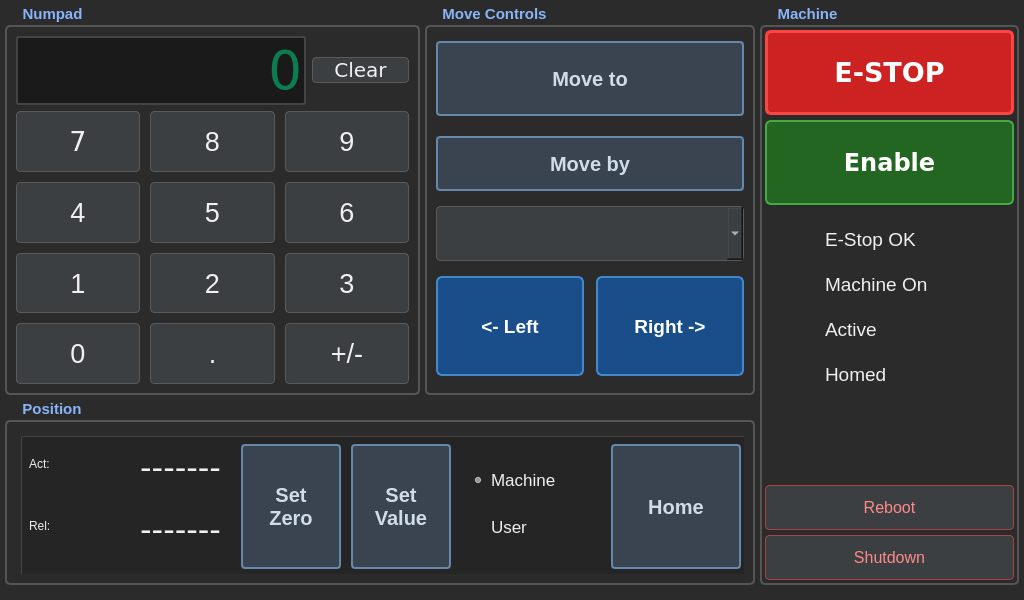
Old version of the form linuxcnc/table_saw/table_saw.ui in the repository andyalexander/electronic_table_saw.
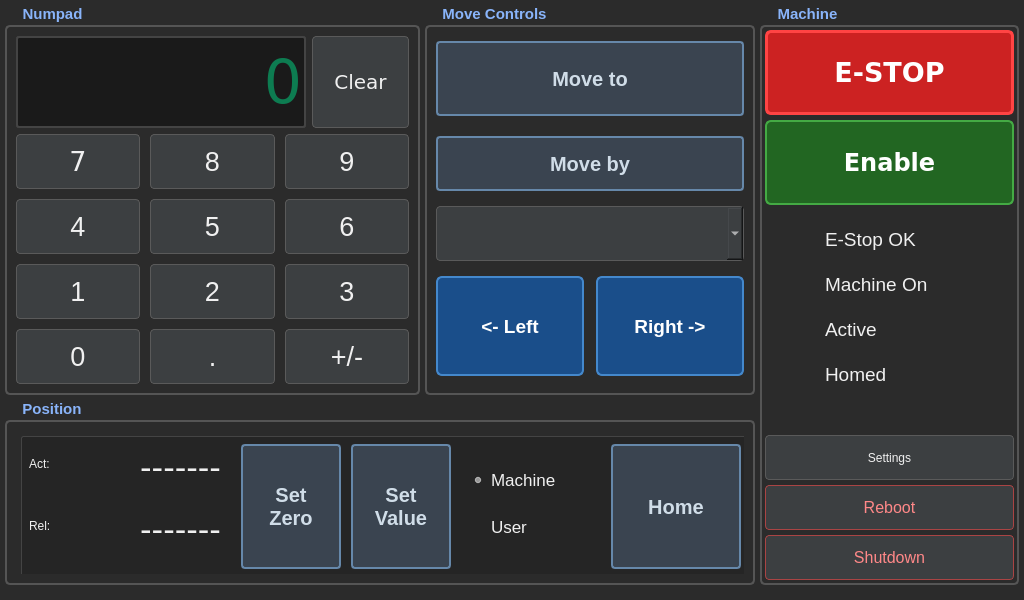
New version of the form. Custom widgets are drawn as their Qt base class.

Commit message:
feat: add settings dialog with kerf and home offset config
- Settings popup accessible via new Settings button
- Config saved to config.json (auto-created with defaults: home_offset=154mm, kerf=3mm)
- Kerf toggle: include/exclude kerf in Move To distance (measures to far side of blade)
- Home offset change updates esf.ini; takes effect after re-homing
- Fix clear button and display field height mismatch (both now Expanding)
- Fix combo box dropdown background color (QAbstractItemView dark theme)

```diff
--- a/linuxcnc/table_saw/table_saw.ui
+++ b/linuxcnc/table_saw/table_saw.ui
@@ -48,6 +48,7 @@
 QLineEdit#txt_fence_calc { background-color: #1a1a1a; color: #00dd88; border: 2px solid #444444; border-radius: 3px; }
 QLabel { color: #f0f0f0; background-color: transparent; }
 QComboBox { background-color: #3c3f41; color: #f0f0f0; border: 1px solid #5a5a5a; border-radius: 4px; font-size: 16pt; }
+QComboBox QAbstractItemView { background-color: #3c3f41; color: #f0f0f0; selection-background-color: #4a6a9a; border: 1px solid #5a5a5a; }
 QRadioButton { color: #f0f0f0; font-size: 13pt; background-color: transparent; }
 QFrame#frame { border: 1px solid #444444; border-radius: 3px; background-color: #252525; }</string>
   </property>
@@ -118,7 +119,7 @@
           <item>
            <widget class="QLineEdit" name="txt_fence_calc">
             <property name="sizePolicy">
-             <sizepolicy hsizetype="Expanding" vsizetype="Fixed">
+             <sizepolicy hsizetype="Expanding" vsizetype="Expanding">
               <horstretch>3</horstretch>
               <verstretch>0</verstretch>
              </sizepolicy>
@@ -126,7 +127,7 @@
             <property name="font">
              <font>
               <family>DejaVu Sans</family>
-              <pointsize>40</pointsize>
+              <pointsize>45</pointsize>
               <weight>50</weight>
               <bold>false</bold>
              </font>
@@ -142,7 +143,7 @@
           <item>
            <widget class="QPushButton" name="but_num_clear">
             <property name="sizePolicy">
-             <sizepolicy hsizetype="Expanding" vsizetype="Fixed">
+             <sizepolicy hsizetype="Expanding" vsizetype="Expanding">
               <horstretch>1</horstretch>
               <verstretch>0</verstretch>
              </sizepolicy>
@@ -1789,6 +1790,19 @@
          <string>Shutdown</string>
         </property>
        </widget>
+       <widget class="QPushButton" name="but_settings">
+        <property name="geometry">
+         <rect>
+          <x>5</x>
+          <y>430</y>
+          <width>249</width>
+          <height>45</height>
+         </rect>
+        </property>
+        <property name="text">
+         <string>Settings</string>
+        </property>
+       </widget>
       </widget>
      </widget>
     </item>
@@ -1809,11 +1823,6 @@
    <extends>QPushButton</extends>
    <header>qtvcp.widgets.simple_widgets</header>
   </customwidget>
-  <customwidget>
-   <class>PushButton</class>
-   <extends>IndicatedPushButton</extends>
-   <header>qtvcp.widgets.simple_widgets</header>
-  </customwidget>
   <customwidget>
    <class>LED</class>
    <extends>QWidget</extends>
```
Left out of the diff: 10 changed lines with no effect on the pictures. The commit also changes 1 other file.
